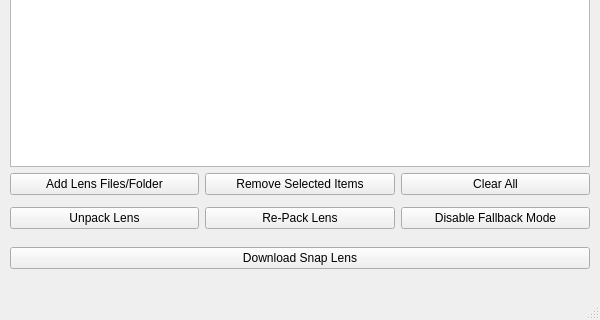
Old version of the form main.ui in the repository ptrumpis/snap-lens-tool; both pictures show x 0 to 600 and y 272 to 592 of the 600 by 592 pixel window.
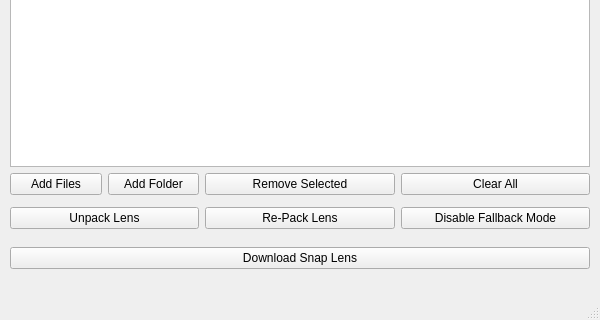
New version of the form. Custom widgets are drawn as their Qt base class.

Commit message: Added separate button for folders

What changed in the file:
```diff
--- a/main.ui
+++ b/main.ui
@@ -97,14 +97,28 @@
      <item>
       <layout class="QHBoxLayout" name="itemButtonLayout">
        <item>
-        <widget class="QPushButton" name="addButton">
+        <layout class="QHBoxLayout" name="horizontalLayout">
+         <item>
+          <widget class="QPushButton" name="addFilesButton">
          <property name="toolTip">
           <string>Add packed lens files (.lns) files or unpacked lens folders</string>
          </property>
          <property name="text">
-          <string>Add Lens Files/Folder</string>
-         </property>
-        </widget>
+            <string>Add Files</string>
+           </property>
+          </widget>
+         </item>
+         <item>
+          <widget class="QPushButton" name="addFolderButton">
+           <property name="toolTip">
+            <string>Add unpacked lens folder</string>
+           </property>
+           <property name="text">
+            <string>Add Folder</string>
+           </property>
+          </widget>
+         </item>
+        </layout>
        </item>
        <item>
         <widget class="QPushButton" name="removeButton">
@@ -112,7 +126,7 @@
           <string>Remove the selected files and folders</string>
          </property>
          <property name="text">
-          <string>Remove Selected Items</string>
+          <string>Remove Selected</string>
          </property>
         </widget>
        </item>
```
Left out of the diff: 2 changed lines with no effect on the pictures. Lines whose indentation alone changed are shown as unchanged. The commit also changes 2 other files.
